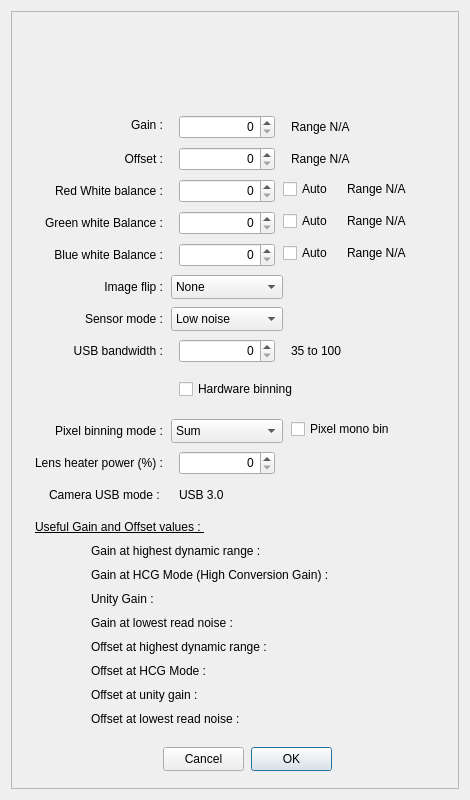
Above: PlayerOneCamera.ui from rpineau/PlayerOne before the change. Below: the same form after it.
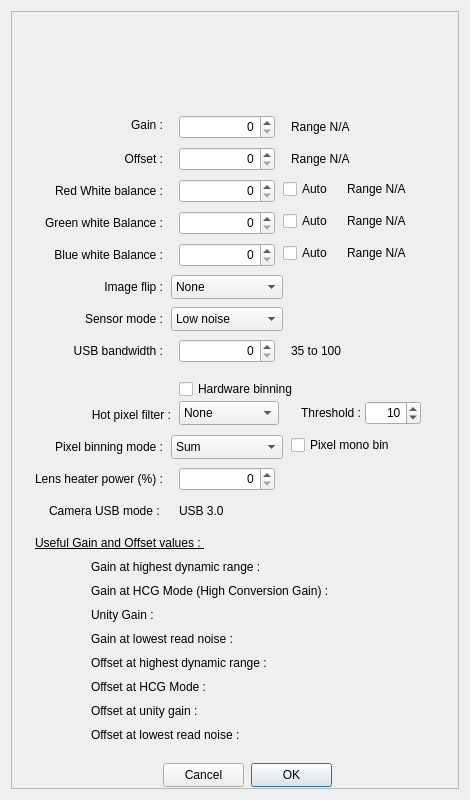
That is the form after the change. Icons and pictures are not drawn. Custom widgets are drawn as their Qt base class.

Commit message: Add software hot pixel filter (Median and Laplacian methods)

What changed in the file:
```diff
--- a/PlayerOneCamera.ui
+++ b/PlayerOneCamera.ui
@@ -170,7 +170,7 @@
       <property name="geometry">
        <rect>
         <x>240</x>
-        <y>736</y>
+        <y>752</y>
         <width>81</width>
         <height>24</height>
        </rect>
@@ -183,7 +183,7 @@
       <property name="geometry">
        <rect>
         <x>152</x>
-        <y>736</y>
+        <y>752</y>
         <width>81</width>
         <height>24</height>
        </rect>
@@ -347,7 +347,7 @@
       <property name="geometry">
        <rect>
         <x>160</x>
-        <y>408</y>
+        <y>424</y>
         <width>112</width>
         <height>24</height>
        </rect>
@@ -367,7 +367,7 @@
       <property name="geometry">
        <rect>
         <x>24</x>
-        <y>408</y>
+        <y>424</y>
         <width>128</width>
         <height>24</height>
        </rect>
@@ -490,7 +490,7 @@
       <property name="geometry">
        <rect>
         <x>24</x>
-        <y>504</y>
+        <y>520</y>
         <width>192</width>
         <height>24</height>
        </rect>
@@ -508,7 +508,7 @@
       <property name="geometry">
        <rect>
         <x>168</x>
-        <y>440</y>
+        <y>456</y>
         <width>96</width>
         <height>24</height>
        </rect>
@@ -524,7 +524,7 @@
       <property name="geometry">
        <rect>
         <x>0</x>
-        <y>440</y>
+        <y>456</y>
         <width>152</width>
         <height>24</height>
        </rect>
@@ -540,7 +540,7 @@
       <property name="geometry">
        <rect>
         <x>168</x>
-        <y>472</y>
+        <y>488</y>
         <width>129</width>
         <height>24</height>
        </rect>
@@ -553,7 +553,7 @@
       <property name="geometry">
        <rect>
         <x>0</x>
-        <y>472</y>
+        <y>488</y>
         <width>152</width>
         <height>24</height>
        </rect>
@@ -569,7 +569,7 @@
       <property name="geometry">
        <rect>
         <x>80</x>
-        <y>648</y>
+        <y>664</y>
         <width>320</width>
         <height>24</height>
        </rect>
@@ -582,7 +582,7 @@
       <property name="geometry">
        <rect>
         <x>80</x>
-        <y>528</y>
+        <y>544</y>
         <width>320</width>
         <height>24</height>
        </rect>
@@ -595,7 +595,7 @@
       <property name="geometry">
        <rect>
         <x>80</x>
-        <y>576</y>
+        <y>592</y>
         <width>320</width>
         <height>24</height>
        </rect>
@@ -608,7 +608,7 @@
       <property name="geometry">
        <rect>
         <x>80</x>
-        <y>552</y>
+        <y>568</y>
         <width>320</width>
         <height>24</height>
        </rect>
@@ -621,7 +621,7 @@
       <property name="geometry">
        <rect>
         <x>80</x>
-        <y>600</y>
+        <y>616</y>
         <width>320</width>
         <height>24</height>
        </rect>
@@ -634,7 +634,7 @@
       <property name="geometry">
        <rect>
         <x>80</x>
-        <y>624</y>
+        <y>640</y>
         <width>320</width>
         <height>24</height>
        </rect>
@@ -647,7 +647,7 @@
       <property name="geometry">
        <rect>
         <x>80</x>
-        <y>672</y>
+        <y>688</y>
         <width>320</width>
         <height>24</height>
        </rect>
@@ -660,7 +660,7 @@
       <property name="geometry">
        <rect>
         <x>80</x>
-        <y>696</y>
+        <y>712</y>
         <width>320</width>
         <height>24</height>
        </rect>
@@ -673,7 +673,7 @@
       <property name="geometry">
        <rect>
         <x>280</x>
-        <y>408</y>
+        <y>424</y>
         <width>129</width>
         <height>20</height>
        </rect>
@@ -695,6 +695,91 @@
        <string>Hardware binning</string>
       </property>
      </widget>
+     <widget class="QLabel" name="hotPixelFilterLabel">
+      <property name="geometry">
+       <rect>
+        <x>16</x>
+        <y>392</y>
+        <width>144</width>
+        <height>24</height>
+       </rect>
+      </property>
+      <property name="text">
+       <string>Hot pixel filter :</string>
+      </property>
+      <property name="alignment">
+       <set>Qt::AlignRight|Qt::AlignTrailing|Qt::AlignVCenter</set>
+      </property>
+     </widget>
+     <widget class="QComboBox" name="hotPixelMethod">
+      <property name="geometry">
+       <rect>
+        <x>168</x>
+        <y>390</y>
+        <width>100</width>
+        <height>24</height>
+       </rect>
+      </property>
+      <property name="toolTip">
+       <string>Software binning recommended when hot pixel filter is active</string>
+      </property>
+      <item>
+       <property name="text">
+        <string>None</string>
+       </property>
+      </item>
+      <item>
+       <property name="text">
+        <string>Median</string>
+       </property>
+      </item>
+      <item>
+       <property name="text">
+        <string>Laplacian</string>
+       </property>
+      </item>
+     </widget>
+     <widget class="QLabel" name="hotPixelThresholdLabel">
+      <property name="geometry">
+       <rect>
+        <x>276</x>
+        <y>392</y>
+        <width>74</width>
+        <height>20</height>
+       </rect>
+      </property>
+      <property name="text">
+       <string>Threshold :</string>
+      </property>
+      <property name="alignment">
+       <set>Qt::AlignRight|Qt::AlignTrailing|Qt::AlignVCenter</set>
+      </property>
+     </widget>
+     <widget class="QSpinBox" name="hotPixelThreshold">
+      <property name="geometry">
+       <rect>
+        <x>354</x>
+        <y>390</y>
+        <width>56</width>
+        <height>24</height>
+       </rect>
+      </property>
+      <property name="toolTip">
+       <string>Hot pixel threshold in units of sigma (noise). Lower values remove more pixels.</string>
+      </property>
+      <property name="alignment">
+       <set>Qt::AlignRight|Qt::AlignTrailing|Qt::AlignVCenter</set>
+      </property>
+      <property name="minimum">
+       <number>1</number>
+      </property>
+      <property name="maximum">
+       <number>15</number>
+      </property>
+      <property name="value">
+       <number>10</number>
+      </property>
+     </widget>
     </widget>
    </item>
   </layout>
```
The commit also changes 3 other files.
